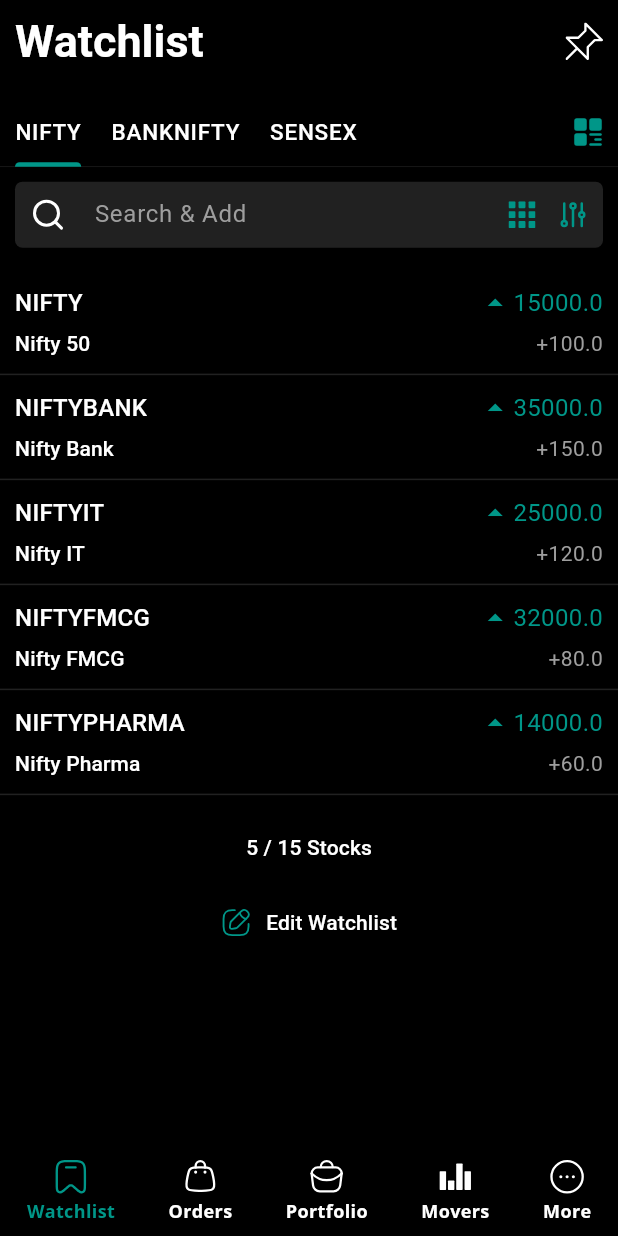
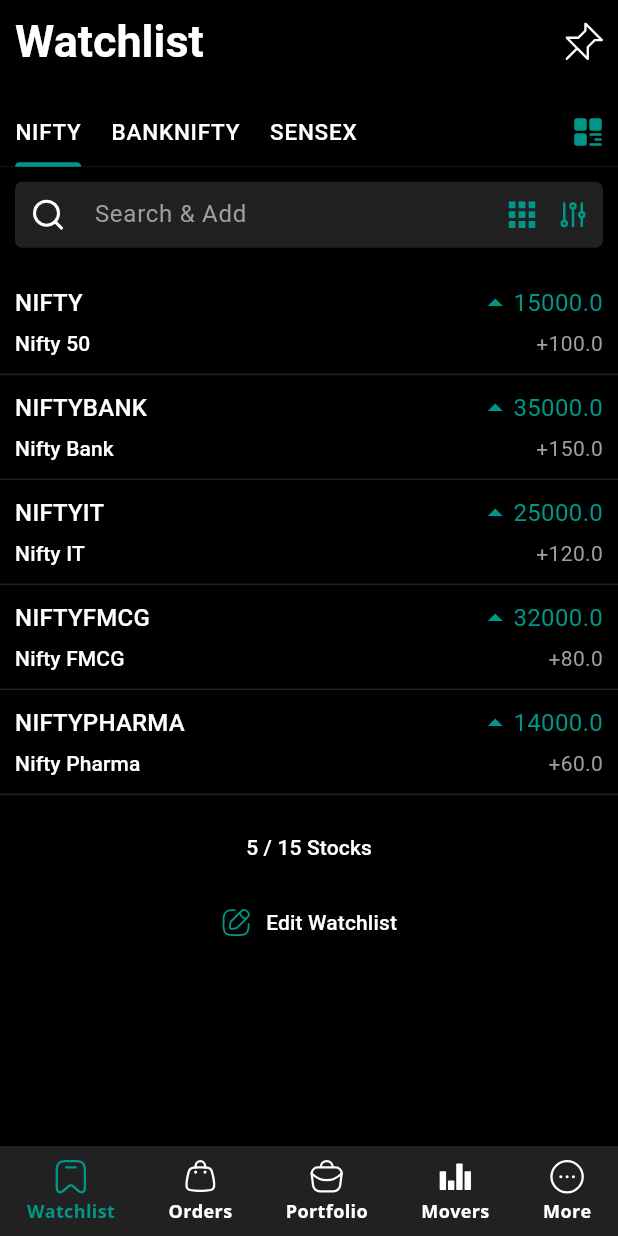
Before and after one commit to Shelvin46/iouring_task, a Flutter app: the screen it shows after launch, on a phone screen of 412 x 824 dp. Run offline on Flutter 3.47's test engine with Material 3 defaults, Android fonts, the phone set to English and light mode, and no system bars; our stand-ins replace awesome_extensions, dartz, equatable, flutter_bloc, flutter_svg, get_it and 2 more.

Commit message:
Refactor import statements for bottom navigation screen

```diff
--- a/lib/features/base_screen/presentation/screens/base_screen.dart
+++ b/lib/core/bottom_navigation_widget/bottom_navigation_screen.dart
@@ -25,6 +25,8 @@ class _BaseScreenState extends State<BaseScreen> {
     return Scaffold(
         body: const WatchListScreen(),
         bottomNavigationBar: SafeArea(
+          child: Container(
+            color: Colors.grey[900],
             child: Row(
               mainAxisAlignment: MainAxisAlignment.spaceAround,
               children: [
@@ -41,7 +43,8 @@ class _BaseScreenState extends State<BaseScreen> {
                     enableFeedback: false,
                     onPressed: () {},
                     icon: const RootBottomNavigationBarIcon(
-                    image: "assets/features/base_screen/bag-4-svgrepo-com.svg",
+                      image:
+                          "assets/features/base_screen/bag-4-svgrepo-com.svg",
                       pageName: "Orders",
                     )),
                 IconButton(
@@ -69,6 +72,7 @@ class _BaseScreenState extends State<BaseScreen> {
                       pageName: "More",
                     )),
               ],
+            ),
           ),
         ));
   }
--- a/lib/features/watchlist/presentation/screens/watch_list_screen.dart
+++ b/lib/features/watchlist/presentation/screens/watch_list_screen.dart
@@ -2,7 +2,7 @@ import 'package:awesome_extensions/awesome_extensions.dart';
 import 'package:flutter/material.dart';
 import 'package:flutter_bloc/flutter_bloc.dart';
 import 'package:iouring_task/core/constants/color_constants.dart';
-import 'package:iouring_task/features/base_screen/presentation/screens/base_screen.dart';
+import 'package:iouring_task/core/bottom_navigation_widget/bottom_navigation_screen.dart';
 import 'package:iouring_task/features/search/presentation/screens/search_screen.dart';
 import 'package:iouring_task/features/watchlist/presentation/blocs/watch_list/watch_list_bloc.dart';
 import 'package:iouring_task/features/watchlist/presentation/screens/widgets/watch_list_item_widget.dart';
--- a/lib/features/watchlist/presentation/screens/widgets/watch_list_screen_title.dart
+++ b/lib/features/watchlist/presentation/screens/widgets/watch_list_screen_title.dart
@@ -1,6 +1,6 @@
 import 'package:awesome_extensions/awesome_extensions.dart';
 import 'package:flutter/material.dart';
-import 'package:iouring_task/features/base_screen/presentation/screens/base_screen.dart';
+import 'package:iouring_task/core/bottom_navigation_widget/bottom_navigation_screen.dart';
 
 ///[WatchListScreenTitle] is a stateless widget which returns a [Container] widget.
 ///It is a custom title widget which contains the title of the screen and a pin icon.
--- a/lib/features/watchlist/presentation/screens/widgets/watch_list_widget.dart
+++ b/lib/features/watchlist/presentation/screens/widgets/watch_list_widget.dart
@@ -2,7 +2,7 @@ import 'package:awesome_extensions/awesome_extensions.dart';
 import 'package:flutter/material.dart';
 import 'package:flutter_bloc/flutter_bloc.dart';
 import 'package:iouring_task/core/constants/color_constants.dart';
-import 'package:iouring_task/features/base_screen/presentation/screens/base_screen.dart';
+import 'package:iouring_task/core/bottom_navigation_widget/bottom_navigation_screen.dart';
 import 'package:iouring_task/features/search/presentation/screens/search_screen.dart';
 import 'package:iouring_task/features/watchlist/presentation/blocs/watch_list/watch_list_bloc.dart';
 import 'package:iouring_task/features/watchlist/presentation/screens/widgets/watch_list_item_widget.dart';
--- a/lib/features/widgets/custom_text_form_field.dart
+++ b/lib/features/widgets/custom_text_form_field.dart
@@ -3,7 +3,7 @@ import 'dart:io';
 import 'package:awesome_extensions/awesome_extensions.dart';
 import 'package:flutter/material.dart';
 import 'package:iouring_task/core/constants/color_constants.dart';
-import 'package:iouring_task/features/base_screen/presentation/screens/base_screen.dart';
+import 'package:iouring_task/core/bottom_navigation_widget/bottom_navigation_screen.dart';
 
 ///[CustomTextFormField] is a stateless widget which returns a [Container] widget.
 ///It is a custom text form field which contains a search icon, a text form field and two icons.
--- a/lib/theme_config.dart
+++ b/lib/theme_config.dart
@@ -2,7 +2,7 @@ import 'package:flutter/material.dart';
 import 'package:flutter_bloc/flutter_bloc.dart';
 import 'package:iouring_task/core/constants/color_constants.dart';
 import 'package:iouring_task/core/constants/text_style_constants.dart';
-import 'package:iouring_task/features/base_screen/presentation/screens/base_screen.dart';
+import 'package:iouring_task/core/bottom_navigation_widget/bottom_navigation_screen.dart';
 import 'package:iouring_task/features/watchlist/presentation/blocs/watch_list/watch_list_bloc.dart';
 
 ///[MyApp] is the entry point of the app.
```
Lines whose indentation alone changed are shown as unchanged.
